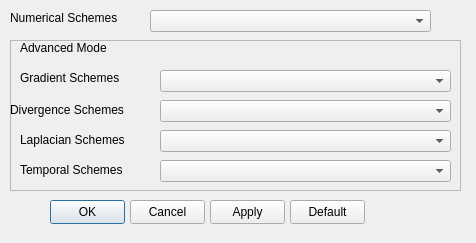
Old version of the form Source/CaseCreator/numericDialog.ui in the repository mohamedalysayed/SplashFOAM.
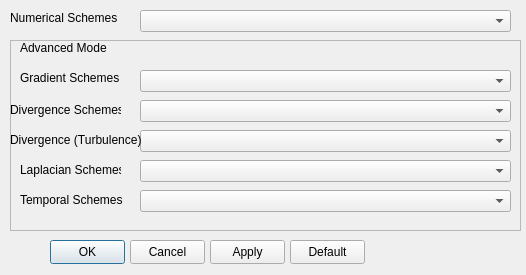
New version of the form.

What changed in the file:
```diff
--- a/Source/CaseCreator/numericDialog.ui
+++ b/Source/CaseCreator/numericDialog.ui
@@ -6,8 +6,8 @@
    <rect>
     <x>0</x>
     <y>0</y>
-    <width>476</width>
-    <height>243</height>
+    <width>526</width>
+    <height>275</height>
    </rect>
   </property>
   <property name="windowTitle">
@@ -17,7 +17,7 @@
    <property name="geometry">
     <rect>
      <x>50</x>
-     <y>200</y>
+     <y>240</y>
      <width>75</width>
      <height>24</height>
     </rect>
@@ -30,7 +30,7 @@
    <property name="geometry">
     <rect>
      <x>130</x>
-     <y>200</y>
+     <y>240</y>
      <width>75</width>
      <height>24</height>
     </rect>
@@ -43,7 +43,7 @@
    <property name="geometry">
     <rect>
      <x>210</x>
-     <y>200</y>
+     <y>240</y>
      <width>75</width>
      <height>24</height>
     </rect>
@@ -56,7 +56,7 @@
    <property name="geometry">
     <rect>
      <x>290</x>
-     <y>200</y>
+     <y>240</y>
      <width>75</width>
      <height>24</height>
     </rect>
@@ -68,9 +68,9 @@
   <widget class="QComboBox" name="comboBoxBasicMode">
    <property name="geometry">
     <rect>
-     <x>150</x>
+     <x>140</x>
      <y>10</y>
-     <width>281</width>
+     <width>371</width>
      <height>22</height>
     </rect>
    </property>
@@ -93,8 +93,8 @@
     <rect>
      <x>10</x>
      <y>40</y>
-     <width>451</width>
-     <height>151</height>
+     <width>511</width>
+     <height>191</height>
     </rect>
    </property>
    <property name="frameShape">
@@ -108,7 +108,7 @@
      <rect>
       <x>0</x>
       <y>60</y>
-      <width>141</width>
+      <width>111</width>
       <height>20</height>
      </rect>
     </property>
@@ -119,9 +119,9 @@
    <widget class="QComboBox" name="comboBoxDivScheme">
     <property name="geometry">
      <rect>
-      <x>150</x>
+      <x>130</x>
       <y>60</y>
-      <width>291</width>
+      <width>371</width>
       <height>22</height>
      </rect>
     </property>
@@ -131,7 +131,7 @@
      <rect>
       <x>10</x>
       <y>30</y>
-      <width>131</width>
+      <width>101</width>
       <height>16</height>
      </rect>
     </property>
@@ -142,9 +142,9 @@
    <widget class="QComboBox" name="comboBoxLaplacian">
     <property name="geometry">
      <rect>
-      <x>150</x>
-      <y>90</y>
-      <width>291</width>
+      <x>130</x>
+      <y>120</y>
+      <width>371</width>
       <height>22</height>
      </rect>
     </property>
@@ -152,9 +152,9 @@
    <widget class="QComboBox" name="comboBoxGradScheme">
     <property name="geometry">
      <rect>
-      <x>150</x>
+      <x>130</x>
       <y>30</y>
-      <width>291</width>
+      <width>371</width>
       <height>22</height>
      </rect>
     </property>
@@ -163,8 +163,8 @@
     <property name="geometry">
      <rect>
       <x>10</x>
-      <y>90</y>
-      <width>131</width>
+      <y>120</y>
+      <width>101</width>
       <height>20</height>
      </rect>
     </property>
@@ -175,9 +175,9 @@
    <widget class="QComboBox" name="comboBoxTemporal">
     <property name="geometry">
      <rect>
-      <x>150</x>
-      <y>120</y>
-      <width>291</width>
+      <x>130</x>
+      <y>150</y>
+      <width>371</width>
       <height>22</height>
      </rect>
     </property>
@@ -186,8 +186,8 @@
     <property name="geometry">
      <rect>
       <x>10</x>
-      <y>120</y>
-      <width>131</width>
+      <y>150</y>
+      <width>111</width>
       <height>20</height>
      </rect>
     </property>
@@ -208,6 +208,29 @@
      <string>Advanced Mode</string>
     </property>
    </widget>
+   <widget class="QComboBox" name="comboBoxDivTurb">
+    <property name="geometry">
+     <rect>
+      <x>130</x>
+      <y>90</y>
+      <width>371</width>
+      <height>22</height>
+     </rect>
+    </property>
+   </widget>
+   <widget class="QLabel" name="label_11">
+    <property name="geometry">
+     <rect>
+      <x>0</x>
+      <y>90</y>
+      <width>141</width>
+      <height>20</height>
+     </rect>
+    </property>
+    <property name="text">
+     <string>Divergence (Turbulence)</string>
+    </property>
+   </widget>
   </widget>
  </widget>
  <resources/>
```
Left out of the diff: 2 changed lines with no effect on the pictures.
